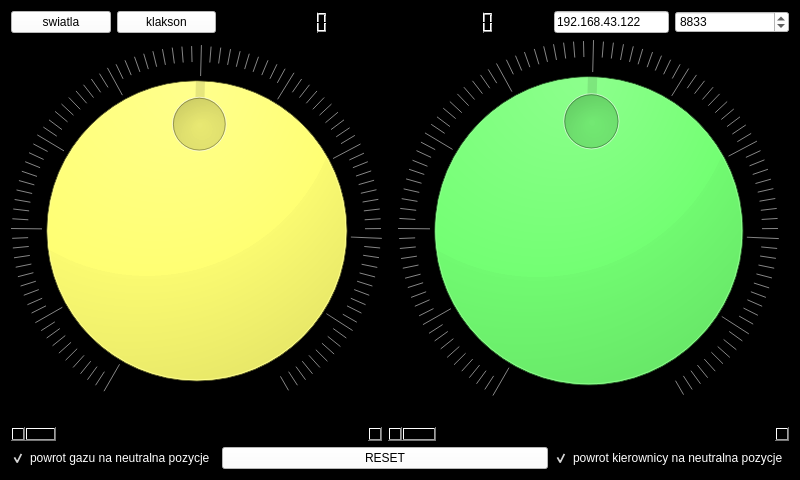
This is pilot/pilotwindow.ui in cyniu88/QT_kurs as Qt 5 draws it before an edit. The edited form follows.
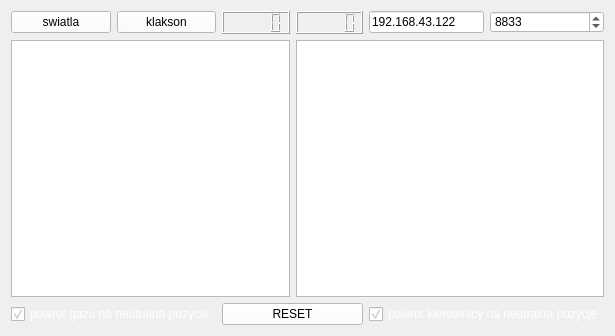
This is the edited form. Icons and pictures are not drawn.

```diff
--- a/pilot/pilotwindow.ui
+++ b/pilot/pilotwindow.ui
@@ -6,8 +6,8 @@
    <rect>
     <x>0</x>
     <y>0</y>
-    <width>800</width>
-    <height>480</height>
+    <width>615</width>
+    <height>336</height>
    </rect>
   </property>
   <property name="cursor">
@@ -33,26 +33,10 @@
     <normaloff>:/ikony/games_256.png</normaloff>:/ikony/games_256.png</iconset>
   </property>
   <property name="styleSheet">
-   <string notr="true">background-color: rgb(0, 0, 0);</string>
+   <string notr="true"/>
   </property>
   <widget class="QWidget" name="centralWidget">
    <layout class="QGridLayout" name="gridLayout">
-    <item row="5" column="0" colspan="2">
-     <widget class="QCheckBox" name="checkBoxPower">
-      <property name="styleSheet">
-       <string notr="true">color: rgb(255, 255, 255);</string>
-      </property>
-      <property name="text">
-       <string>powrot gazu na neutralna pozycje</string>
-      </property>
-      <property name="checked">
-       <bool>true</bool>
-      </property>
-      <property name="tristate">
-       <bool>false</bool>
-      </property>
-     </widget>
-    </item>
     <item row="0" column="4">
      <widget class="QLineEdit" name="adresIP">
       <property name="sizePolicy">
@@ -69,6 +53,61 @@
       </property>
      </widget>
     </item>
+    <item row="2" column="0" colspan="2">
+     <widget class="QCheckBox" name="checkBoxPower">
+      <property name="styleSheet">
+       <string notr="true">color: rgb(255, 255, 255);</string>
+      </property>
+      <property name="text">
+       <string>powrot gazu na neutralna pozycje</string>
+      </property>
+      <property name="checked">
+       <bool>true</bool>
+      </property>
+      <property name="tristate">
+       <bool>false</bool>
+      </property>
+     </widget>
+    </item>
+    <item row="0" column="0">
+     <widget class="QPushButton" name="swiatla">
+      <property name="styleSheet">
+       <string notr="true">background-color: rgb(255, 255, 255);</string>
+      </property>
+      <property name="text">
+       <string>swiatla</string>
+      </property>
+     </widget>
+    </item>
+    <item row="0" column="2">
+     <widget class="QLCDNumber" name="gazLCD">
+      <property name="sizePolicy">
+       <sizepolicy hsizetype="Expanding" vsizetype="Minimum">
+        <horstretch>0</horstretch>
+        <verstretch>0</verstretch>
+       </sizepolicy>
+      </property>
+      <property name="styleSheet">
+       <string notr="true">color: rgb(0, 255, 0);</string>
+      </property>
+     </widget>
+    </item>
+    <item row="2" column="4" colspan="2">
+     <widget class="QCheckBox" name="checkBoxWheel">
+      <property name="styleSheet">
+       <string notr="true">color: rgb(255, 255, 255);</string>
+      </property>
+      <property name="text">
+       <string>powrot kierownicy na neutralna pozycje</string>
+      </property>
+      <property name="checked">
+       <bool>true</bool>
+      </property>
+      <property name="tristate">
+       <bool>false</bool>
+      </property>
+     </widget>
+    </item>
     <item row="0" column="5">
      <widget class="QSpinBox" name="port">
       <property name="styleSheet">
@@ -82,13 +121,16 @@
       </property>
      </widget>
     </item>
-    <item row="5" column="2" colspan="2">
-     <widget class="QPushButton" name="reset">
-      <property name="styleSheet">
-       <string notr="true">background-color: rgb(255, 255, 255);</string>
+    <item row="0" column="3">
+     <widget class="QLCDNumber" name="skretLCD">
+      <property name="sizePolicy">
+       <sizepolicy hsizetype="Expanding" vsizetype="Minimum">
+        <horstretch>0</horstretch>
+        <verstretch>0</verstretch>
+       </sizepolicy>
       </property>
-      <property name="text">
-       <string>RESET</string>
+      <property name="styleSheet">
+       <string notr="true">color: rgb(0, 255, 0);</string>
       </property>
      </widget>
     </item>
@@ -102,235 +144,19 @@
       </property>
      </widget>
     </item>
-    <item row="0" column="3">
-     <widget class="QLCDNumber" name="skretLCD">
-      <property name="sizePolicy">
-       <sizepolicy hsizetype="Expanding" vsizetype="Minimum">
-        <horstretch>0</horstretch>
-        <verstretch>0</verstretch>
-       </sizepolicy>
-      </property>
-      <property name="styleSheet">
-       <string notr="true">color: rgb(0, 255, 0);</string>
-      </property>
-     </widget>
+    <item row="1" column="0" colspan="3">
+     <widget class="QGraphicsView" name="graphicsView_gaz"/>
     </item>
-    <item row="3" column="3" colspan="3">
-     <widget class="QDial" name="skret">
-      <property name="palette">
-       <palette>
-        <active>
-         <colorrole role="Button">
-          <brush brushstyle="SolidPattern">
-           <color alpha="255">
-            <red>0</red>
-            <green>255</green>
-            <blue>0</blue>
-           </color>
-          </brush>
-         </colorrole>
-         <colorrole role="Base">
-          <brush brushstyle="SolidPattern">
-           <color alpha="255">
-            <red>0</red>
-            <green>255</green>
-            <blue>0</blue>
-           </color>
-          </brush>
-         </colorrole>
-         <colorrole role="Window">
-          <brush brushstyle="SolidPattern">
-           <color alpha="255">
-            <red>0</red>
-            <green>255</green>
-            <blue>0</blue>
-           </color>
-          </brush>
-         </colorrole>
-         <colorrole role="Shadow">
-          <brush brushstyle="SolidPattern">
-           <color alpha="255">
-            <red>170</red>
-            <green>170</green>
-            <blue>255</blue>
-           </color>
-          </brush>
-         </colorrole>
-        </active>
-        <inactive>
-         <colorrole role="Button">
-          <brush brushstyle="SolidPattern">
-           <color alpha="255">
-            <red>0</red>
-            <green>255</green>
-            <blue>0</blue>
-           </color>
-          </brush>
-         </colorrole>
-         <colorrole role="Base">
-          <brush brushstyle="SolidPattern">
-           <color alpha="255">
-            <red>0</red>
-            <green>255</green>
-            <blue>0</blue>
-           </color>
-          </brush>
-         </colorrole>
-         <colorrole role="Window">
-          <brush brushstyle="SolidPattern">
-           <color alpha="255">
-            <red>0</red>
-            <green>255</green>
-            <blue>0</blue>
-           </color>
-          </brush>
-         </colorrole>
-         <colorrole role="Shadow">
-          <brush brushstyle="SolidPattern">
-           <color alpha="255">
-            <red>170</red>
-            <green>170</green>
-            <blue>255</blue>
-           </color>
-          </brush>
-         </colorrole>
-        </inactive>
-        <disabled>
-         <colorrole role="Button">
-          <brush brushstyle="SolidPattern">
-           <color alpha="255">
-            <red>0</red>
-            <green>255</green>
-            <blue>0</blue>
-           </color>
-          </brush>
-         </colorrole>
-         <colorrole role="Base">
-          <brush brushstyle="SolidPattern">
-           <color alpha="255">
-            <red>0</red>
-            <green>255</green>
-            <blue>0</blue>
-           </color>
-          </brush>
-         </colorrole>
-         <colorrole role="Window">
-          <brush brushstyle="SolidPattern">
-           <color alpha="255">
-            <red>0</red>
-            <green>255</green>
-            <blue>0</blue>
-           </color>
-          </brush>
-         </colorrole>
-         <colorrole role="Shadow">
-          <brush brushstyle="SolidPattern">
-           <color alpha="255">
-            <red>170</red>
-            <green>170</green>
-            <blue>255</blue>
-           </color>
-          </brush>
-         </colorrole>
-        </disabled>
-       </palette>
-      </property>
-      <property name="styleSheet">
-       <string notr="true">background-color: rgb(0, 255, 0);</string>
-      </property>
-      <property name="value">
-       <number>50</number>
-      </property>
-      <property name="orientation">
-       <enum>Qt::Horizontal</enum>
-      </property>
-      <property name="invertedControls">
-       <bool>false</bool>
-      </property>
-      <property name="wrapping">
-       <bool>false</bool>
-      </property>
-      <property name="notchTarget">
-       <double>5.000000000000000</double>
-      </property>
-      <property name="notchesVisible">
-       <bool>true</bool>
-      </property>
-     </widget>
+    <item row="1" column="3" colspan="3">
+     <widget class="QGraphicsView" name="graphicsView_skret"/>
     </item>
-    <item row="0" column="2">
-     <widget class="QLCDNumber" name="gazLCD">
-      <property name="sizePolicy">
-       <sizepolicy hsizetype="Expanding" vsizetype="Minimum">
-        <horstretch>0</horstretch>
-        <verstretch>0</verstretch>
-       </sizepolicy>
-      </property>
-      <property name="styleSheet">
-       <string notr="true">color: rgb(0, 255, 0);</string>
-      </property>
-     </widget>
-    </item>
-    <item row="0" column="0">
-     <widget class="QPushButton" name="swiatla">
+    <item row="2" column="2" colspan="2">
+     <widget class="QPushButton" name="reset">
       <property name="styleSheet">
        <string notr="true">background-color: rgb(255, 255, 255);</string>
       </property>
       <property name="text">
-       <string>swiatla</string>
-      </property>
-     </widget>
-    </item>
-    <item row="5" column="4" colspan="2">
-     <widget class="QCheckBox" name="checkBoxWheel">
-      <property name="styleSheet">
-       <string notr="true">color: rgb(255, 255, 255);</string>
-      </property>
-      <property name="text">
-       <string>powrot kierownicy na neutralna pozycje</string>
-      </property>
-      <property name="checked">
-       <bool>true</bool>
-      </property>
-      <property name="tristate">
-       <bool>false</bool>
-      </property>
-     </widget>
-    </item>
-    <item row="3" column="0" colspan="3">
-     <widget class="QDial" name="gaz">
-      <property name="styleSheet">
-       <string notr="true">background-color: rgb(255, 255, 0);
-border-color: rgb(0, 0, 127);</string>
-      </property>
-      <property name="value">
-       <number>50</number>
-      </property>
-      <property name="wrapping">
-       <bool>false</bool>
-      </property>
-      <property name="notchTarget">
-       <double>5.000000000000000</double>
-      </property>
-      <property name="notchesVisible">
-       <bool>true</bool>
-      </property>
-      <property name="name" stdset="0">
-       <string>koko</string>
-      </property>
-     </widget>
-    </item>
-    <item row="4" column="0" colspan="3">
-     <widget class="QScrollBar" name="horizontalScrollBar">
-      <property name="orientation">
-       <enum>Qt::Horizontal</enum>
-      </property>
-     </widget>
-    </item>
-    <item row="4" column="3" colspan="3">
-     <widget class="QScrollBar" name="horizontalScrollBar_2">
-      <property name="orientation">
-       <enum>Qt::Horizontal</enum>
+       <string>RESET</string>
       </property>
      </widget>
     </item>
```
